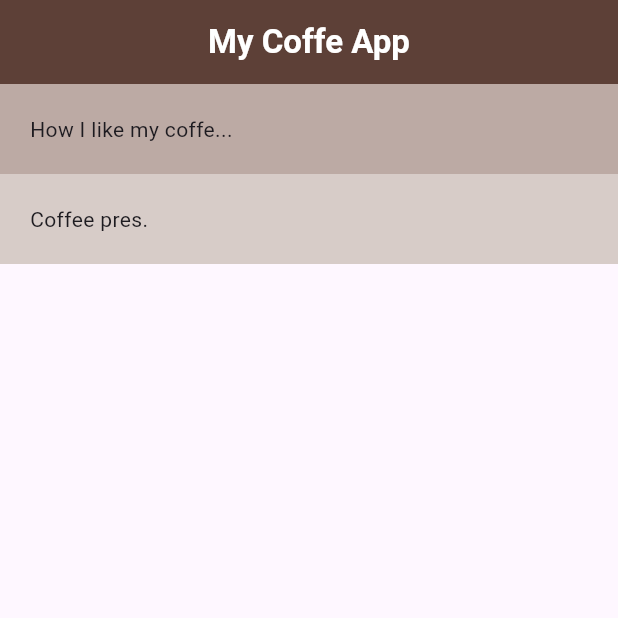
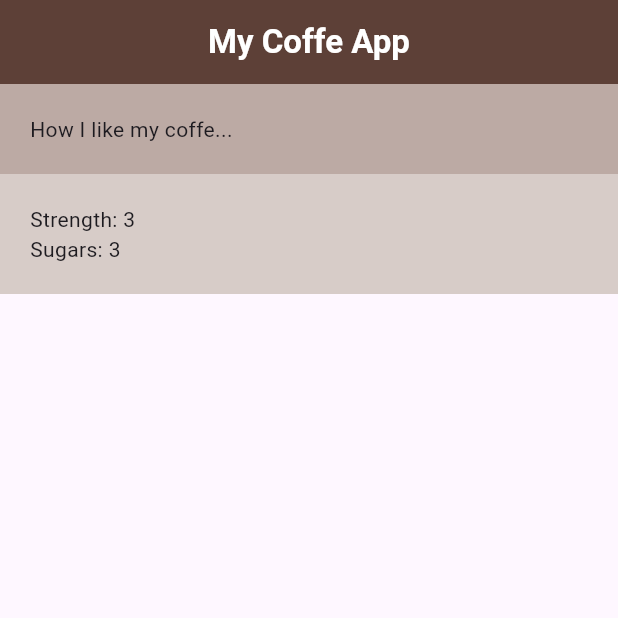
Before and after one commit to oli-tolnai/dartandflutter, a Flutter app: the screen it shows after launch, on a phone screen of 412 x 824 dp, the top half of it. Run offline on Flutter 3.47's test engine with Material 3 defaults, Android fonts, the phone set to English and light mode, and no system bars.

Commit message:
Flutter Crash Course #12 - Rows

```diff
--- /dev/null
+++ b/Flutter_crash_course/flutter1/coffe_card/lib/coffee_prefs.dart
@@ -0,0 +1,27 @@
+import 'package:flutter/material.dart';
+
+class CoffeePres extends StatelessWidget {
+  const CoffeePres({super.key});
+
+  @override
+  Widget build(BuildContext context) {
+    return const Column(
+      children: [
+        Row(
+          children: [
+            Text("Strength: "),
+            Text("3"),
+            SizedBox(width: 50),
+          ],
+        ),
+        Row(
+          children: [
+            Text("Sugars: "),
+            Text("3"),
+            SizedBox(width: 50),
+          ],
+        ),
+      ],
+    );
+  }
+}
--- a/Flutter_crash_course/flutter1/coffe_card/lib/home.dart
+++ b/Flutter_crash_course/flutter1/coffe_card/lib/home.dart
@@ -1,3 +1,4 @@
+import 'package:coffe_card/coffee_prefs.dart';
 import 'package:flutter/material.dart';
 
 class Home extends StatelessWidget {
@@ -23,7 +24,7 @@ class Home extends StatelessWidget {
           Container(
             color: Colors.brown[100],
             padding: const EdgeInsets.all(20),
-            child: const Text("Coffee pres."),
+            child: const CoffeePres(),
           )
         ],
       ),
```
Also changed, not shown: Flutter_crash_course/flutter1/coffe_card/lib/main.dart (+4 -6 lines), 1 other file.
